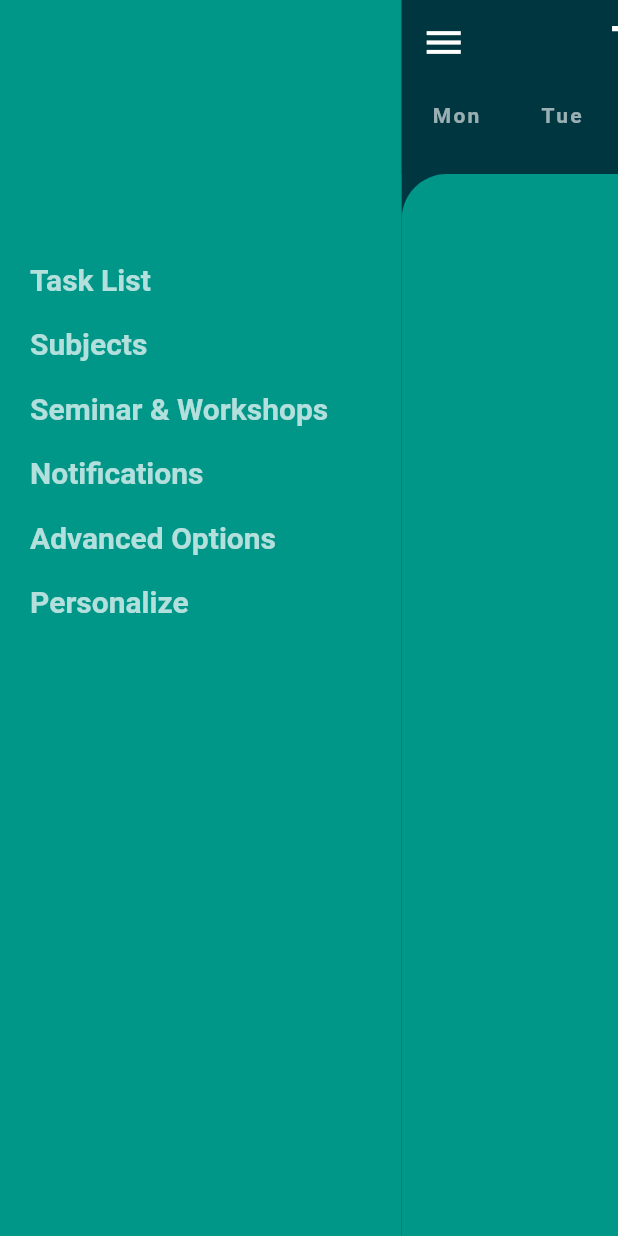
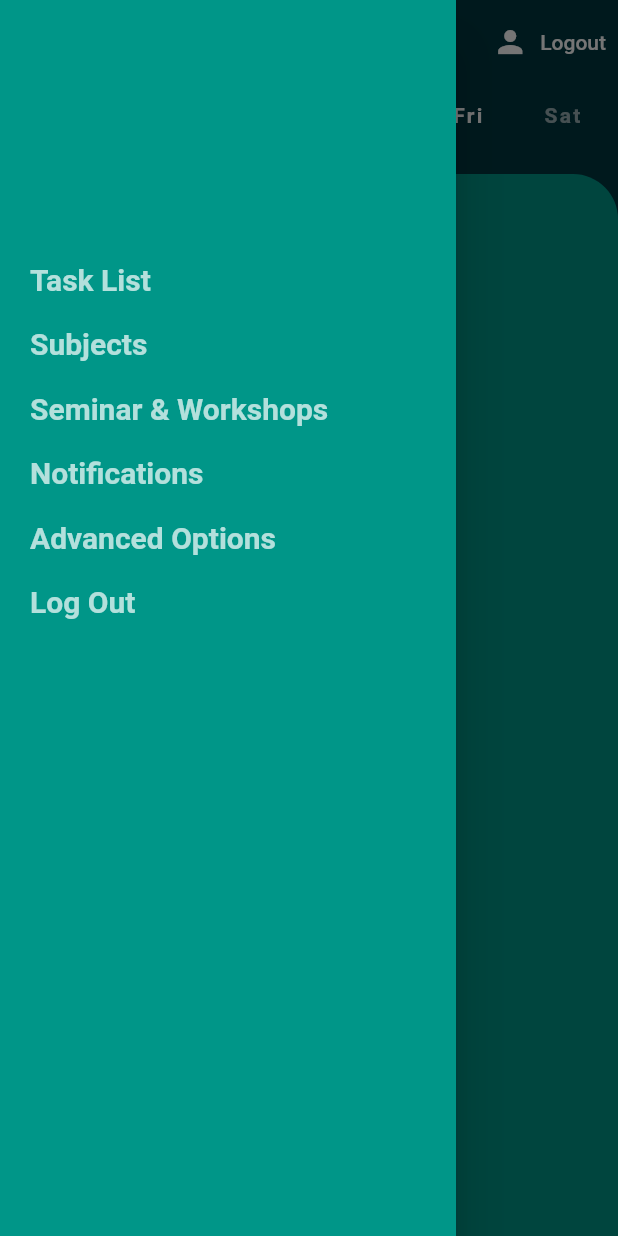
Before and after one commit to Melanga/TimeTable-Management-System, a Flutter app: the screen it shows once a user with an empty profile is signed in, after a tap on the "menu" icon, on a phone screen of 412 x 824 dp. Run offline on Flutter 3.47's test engine with Material 2 defaults, Android fonts, the phone set to English and light mode, and no system bars; our stand-ins replace cloud_firestore, firebase_auth, firebase_core, flutter_local_notifications, flutter_spinkit, shared_preferences and 1 more; accounts and stored records are empty.

Commit message:
Added functionality to set notification time and on off state

```diff
--- a/lib/screens/addSubject/subjectTask/subject_task_popup_builder.dart
+++ b/lib/screens/addSubject/subjectTask/subject_task_popup_builder.dart
@@ -182,7 +182,7 @@ class _EditSubjectTaskState extends State<EditSubjectTask> {
       selectedDate = DateTime.parse(date);
       selectedTime = TimeOfDay(
           hour: int.parse(time.substring(0,2)),
-          minute: int.parse(time.substring(6,7)));
+          minute: int.parse(time.substring(5,7)));
     });
   }
 
--- a/lib/screens/addSubject/subjectTimeSlot/subject_timeslot_popup_builder.dart
+++ b/lib/screens/addSubject/subjectTimeSlot/subject_timeslot_popup_builder.dart
@@ -25,10 +25,10 @@ class _EditSubjectTimeSlotPopupBuilderState extends State<EditSubjectTimeSlotPop
     super.initState();
     newStartTime = TimeOfDay(
         hour: int.parse(widget.doc.data()['start_Time'].toString().substring(0,2)),
-        minute: int.parse(widget.doc.data()['start_Time'].toString().substring(6,7)));
+        minute: int.parse(widget.doc.data()['start_Time'].toString().substring(5,7)));
     newEndTime = TimeOfDay(
         hour: int.parse(widget.doc.data()['end_Time'].toString().substring(0,2)),
-        minute: int.parse(widget.doc.data()['end_Time'].toString().substring(6,7)));
+        minute: int.parse(widget.doc.data()['end_Time'].toString().substring(5,7)));
     dropdownValue = widget.doc.data()['day'];
   }
 
--- a/lib/screens/home/dash_board.dart
+++ /dev/null
@@ -1,132 +0,0 @@
-import 'package:flutter/material.dart';
-import 'package:flutter_intelij/screens/widget/subject_card_builder.dart';
-import 'package:flutter_intelij/services/auth.dart';
-
-
-class DashBoard extends StatefulWidget {
-  @override
-  _DashBoardState createState() => _DashBoardState();
-}
-
-class _DashBoardState extends State<DashBoard> {
-  bool isCollapsed = true;
-  double screenHeight, screenWidth;
-  final Duration duration = const Duration(milliseconds: 300);
-  final AuthSevice _auth = AuthSevice();
-  int selectedDay = (DateTime.now().weekday)-1;
-  final List<String> weekDays = ['Mon', 'Tue', 'Wed', 'Thu', 'Fri', 'Sat', 'Sun'];
-  final List<String> weekDaysFirebase = ["Monday", "Tuesday", "Wednesday", "Thursday", "Friday", "Saturday", "Sunday"];
-
-
-  @override
-  Widget build(BuildContext context) {
-    //get the height and width of the device for responsive design
-    screenHeight = MediaQuery.of(context).size.height;
-    screenWidth = MediaQuery.of(context).size.width;
-
-    return AnimatedPositioned(
-      // set the position of the Scaffold by checking isCollapsed property
-      top: isCollapsed ? 0.0 : 0.0 * screenHeight,
-      bottom: isCollapsed ? 0.0 : 0.0 * screenHeight,
-      left: isCollapsed ? 0.0 : 0.65 * screenWidth,
-      right: isCollapsed ? 0.0 : -0.65 * screenWidth,
-      duration: duration,
-      child: Scaffold(
-        backgroundColor: Color(0xFF003640),
-        appBar: AppBar(
-          backgroundColor: Color(0xFF003640),
-          leading: IconButton(
-            icon: Icon(Icons.menu),
-            iconSize: 30.0,
-            color: Colors.white,
-            onPressed: () {
-              setState(() {
-                isCollapsed = !isCollapsed;
-              });
-            },
-          ),
-          actions: <Widget>[
-            TextButton.icon(
-              icon: Icon(Icons.person, color: Colors.white,),
-              label: Text("Logout", style: TextStyle(
-                color: Colors.white,
-              ),
-              ),
-              onPressed: () async{
-                _auth.signOut();
-              },
-            )
-          ],
-          title: Text('TimeTable',
-          style: TextStyle(
-            fontSize:  28.0,
-            fontWeight: FontWeight.bold,
-            color: Colors.white,
-          ),
-          ),
-          centerTitle: true,
-          elevation: 0.0,
-        ),
-        body: Column(
-          children: <Widget>[
-            // Week Days bar
-            Container(
-              height: 60.0,
-              color: Color(0xFF003640),
-              child: ListView.builder(
-                  scrollDirection: Axis.horizontal,
-                  itemCount: weekDays.length,
-                  itemBuilder: (BuildContext context, int index){
-                    return GestureDetector(
-                      onTap: () {
-                        setState(() {
-                          selectedDay = index;
-                        });
-                      },
-                      child: Padding(
-                        padding: EdgeInsets.symmetric(horizontal: 20.0, vertical: 13.0),
-                        child: Column(
-                          children: [
-                            Text(
-                              weekDays[index],
-                              style: TextStyle(
-                                color: index == selectedDay ? Colors.white : Colors.white60,
-                                fontWeight: FontWeight.bold,
-                                letterSpacing: 1.5,
-                              ),
-                            ),
-                          ],
-                        ),
-                      ),
-                    );
-                  }),
-            ),
-            Expanded(
-              child: GestureDetector(
-                onHorizontalDragUpdate: (DragUpdateDetails details){
-                  if (details.primaryDelta < 0.0){
-                  setState(() {
-                    isCollapsed = true;
-                  });}
-                },
-                child: Container(
-                  decoration: BoxDecoration(
-                    color: Colors.teal,
-                    borderRadius: BorderRadius.only(
-                      topLeft: Radius.circular(30.0),
-                      topRight: Radius.circular(30.0)
-                    )
-                  ),
-                  child: Container(
-                    margin: EdgeInsets.only(left: 10.0, top: 10.0, right: 10.0),
-                    child: SubjectCardBuilder(weekDaysFirebase[selectedDay]),
-                  )
-                ),
-              ),
-            ),
-          ],
-        ),
-      ),
-    );
-  }
-}
--- a/lib/screens/home/home_screen.dart
+++ b/lib/screens/home/home_screen.dart
@@ -1,6 +1,5 @@
 import 'package:flutter/material.dart';
-import 'package:flutter_intelij/screens/home/dash_board.dart';
-import 'package:flutter_intelij/screens/home/settings_plane.dart';
+import 'package:flutter_intelij/screens/home/student_home_screen.dart';
 import 'package:flutter_intelij/services/daily_notification.dart';
 import 'package:timezone/timezone.dart' as tz;
 import 'package:timezone/data/latest.dart' as tz;
@@ -22,14 +21,6 @@ class _HomeScreenState extends State<HomeScreen> {
   }
   @override
   Widget build(BuildContext context) {
-    return Scaffold(
-      backgroundColor: Theme.of(context).accentColor,
-      body: Stack(
-        children: <Widget>[
-          SettingsPanel(),
-          DashBoard(),
-        ],
-      )
-    );
+    return StudentHomeScreen();
   }
 }
--- a/lib/screens/home/settings_plane.dart
+++ /dev/null
@@ -1,63 +0,0 @@
-import 'package:flutter/material.dart';
-import 'package:flutter_intelij/screens/subjectSelection/subject_selection.dart';
-
-class SettingsPanel extends StatefulWidget {
-  @override
-  _SettingsPanelState createState() => _SettingsPanelState();
-}
-
-class _SettingsPanelState extends State<SettingsPanel> {
-  final List <String>settings = [
-    'Task List',
-    'Subjects',
-    'Seminar & Workshops',
-    'Notifications',
-    'Advanced Options',
-    'Personalize',
-  ];
-
-  double screenWidth, screenHeight;
-
-  int selectedSetting;
-
-  @override
-  Widget build(BuildContext context) {
-    screenWidth = MediaQuery.of(context).size.width;
-    screenHeight = MediaQuery.of(context).size.height;
-
-    return Material(
-      color: Colors.teal,
-      child: Container(
-        margin: EdgeInsets.only(left: 10.0, top: screenHeight * 0.2,),
-        child: ListView.builder(
-            itemCount: settings.length,
-            itemBuilder: (BuildContext context, int index) {
-              return GestureDetector(
-                onTap: (){
-                  if (index == 1){
-                    Navigator.push(
-                        context,
-                        MaterialPageRoute(builder: (context) => SubjectSelection())
-                    );
-                  }
-                  setState(() {
-                    selectedSetting = index;
-                  });
-                },
-                child: Padding(
-                  padding: const EdgeInsets.all(10.0),
-                  child: Text(
-                    settings[index],
-                    style: TextStyle(
-                      fontSize: 20.0,
-                      fontWeight: FontWeight.bold,
-                      color: selectedSetting == index ? Colors.white : Colors.white70,
-                    ),
-                  ),
-                ),
-              );
-            })
-      ),
-    );
-  }
-}
--- /dev/null
+++ b/lib/screens/home/student_home_screen.dart
@@ -0,0 +1,112 @@
+import 'package:flutter/material.dart';
+import 'package:flutter_intelij/screens/home/student_settings_plane.dart';
+import 'package:flutter_intelij/screens/widget/subject_card_builder.dart';
+import 'package:flutter_intelij/services/auth.dart';
+
+class StudentHomeScreen extends StatefulWidget {
+  const StudentHomeScreen({Key key}) : super(key: key);
+
+  @override
+  _StudentHomeScreenState createState() => _StudentHomeScreenState();
+}
+
+class _StudentHomeScreenState extends State<StudentHomeScreen> {
+
+  final AuthSevice _auth = AuthSevice();
+  int selectedDay = (DateTime.now().weekday)-1;
+  final List<String> weekDays = ['Mon', 'Tue', 'Wed', 'Thu', 'Fri', 'Sat', 'Sun'];
+  final List<String> weekDaysFirebase = ["Monday", "Tuesday", "Wednesday", "Thursday", "Friday", "Saturday", "Sunday"];
+  final scaffoldKey = GlobalKey<ScaffoldState>();
+
+  @override
+  Widget build(BuildContext context) {
+    return Scaffold(
+      key: scaffoldKey,
+      backgroundColor: Color(0xFF003640),
+      appBar: AppBar(
+        backgroundColor: Color(0xFF003640),
+        leading: IconButton(
+          icon: Icon(Icons.menu),
+          iconSize: 30.0,
+          color: Colors.white,
+          onPressed: () async {
+            scaffoldKey.currentState.openDrawer();
+          },
+        ),
+        actions: <Widget>[
+          TextButton.icon(
+            icon: Icon(Icons.person, color: Colors.white,),
+            label: Text("Logout", style: TextStyle(
+              color: Colors.white,
+            ),
+            ),
+            onPressed: () async{
+              _auth.signOut();
+            },
+          )
+        ],
+        title: Text('TimeTable',
+          style: TextStyle(
+            fontSize:  28.0,
+            fontWeight: FontWeight.bold,
+            color: Colors.white,
+          ),
+        ),
+        centerTitle: true,
+        elevation: 0.0,
+      ),
+      drawer: SettingsPanel(),
+      body: Column(
+        children: <Widget>[
+          // Week Days bar
+          Container(
+            height: 60.0,
+            color: Color(0xFF003640),
+            child: ListView.builder(
+                scrollDirection: Axis.horizontal,
+                itemCount: weekDays.length,
+                itemBuilder: (BuildContext context, int index){
+                  return GestureDetector(
+                    onTap: () {
+                      setState(() {
+                        selectedDay = index;
+                      });
+                    },
+                    child: Padding(
+                      padding: EdgeInsets.symmetric(horizontal: 20.0, vertical: 13.0),
+                      child: Column(
+                        children: [
+                          Text(
+                            weekDays[index],
+                            style: TextStyle(
+                              color: index == selectedDay ? Colors.white : Colors.white60,
+                              fontWeight: FontWeight.bold,
+                              letterSpacing: 1.5,
+                            ),
+                          ),
+                        ],
+                      ),
+                    ),
+                  );
+                }),
+          ),
+          Expanded(
+            child: Container(
+                  decoration: BoxDecoration(
+                      color: Colors.teal,
+                      borderRadius: BorderRadius.only(
+                          topLeft: Radius.circular(30.0),
+                          topRight: Radius.circular(30.0)
+                      )
+                  ),
+                  child: Container(
+                    margin: EdgeInsets.only(left: 10.0, top: 10.0, right: 10.0),
+                    child: SubjectCardBuilder(weekDaysFirebase[selectedDay]),
+                  )
+              ),
+          ),
+        ],
+      ),
+    );
+  }
+}
--- /dev/null
+++ b/lib/screens/home/student_settings_plane.dart
@@ -0,0 +1,77 @@
+import 'package:flutter/material.dart';
+import 'package:flutter_intelij/screens/settings_page/notification_settings.dart';
+import 'package:flutter_intelij/screens/subjectSelection/subject_selection.dart';
+import 'package:flutter_intelij/services/auth.dart';
+
+class SettingsPanel extends StatefulWidget {
+  @override
+  _SettingsPanelState createState() => _SettingsPanelState();
+}
+
+class _SettingsPanelState extends State<SettingsPanel> {
+  final List <String>settings = [
+    'Task List',
+    'Subjects',
+    'Seminar & Workshops',
+    'Notifications',
+    'Advanced Options',
+    'Log Out',
+  ];
+
+  double screenWidth, screenHeight;
+
+  int selectedSetting;
+  final AuthSevice _auth = AuthSevice();
+
+  @override
+  Widget build(BuildContext context) {
+    screenWidth = MediaQuery.of(context).size.width;
+    screenHeight = MediaQuery.of(context).size.height;
+
+    return Drawer(
+      elevation: 16,
+      child: Material(
+        color: Colors.teal,
+        child: Container(
+          margin: EdgeInsets.only(left: 10.0, top: screenHeight * 0.2,),
+          child: ListView.builder(
+              itemCount: settings.length,
+              itemBuilder: (BuildContext context, int index) {
+                return GestureDetector(
+                  onTap: () async{
+                    if (index == 1){
+                      Navigator.push(
+                          context,
+                          MaterialPageRoute(builder: (context) => SubjectSelection())
+                      );
+                    } else if (index == 3){
+                      Navigator.push(
+                          context,
+                          MaterialPageRoute(builder: (context) => NotificationSettings())
+                      );
+                    }
+                    else if (index == 5){
+                      _auth.signOut();
+                    }
+                    setState(() {
+                      selectedSetting = index;
+                    });
+                  },
+                  child: Padding(
+                    padding: const EdgeInsets.all(10.0),
+                    child: Text(
+                      settings[index],
+                      style: TextStyle(
+                        fontSize: 20.0,
+                        fontWeight: FontWeight.bold,
+                        color: selectedSetting == index ? Colors.white : Colors.white70,
+                      ),
+                    ),
+                  ),
+                );
+              })
+        ),
+      ),
+    );
+  }
+}
--- a/lib/screens/widget/subject_card_builder.dart
+++ b/lib/screens/widget/subject_card_builder.dart
@@ -7,6 +7,8 @@ import 'package:flutter_intelij/screens/addSubject/subjectTask/subject_task_buil
 import 'package:flutter_intelij/services/daily_notification.dart';
 import 'package:flutter_intelij/services/get_selected_subjects.dart';
 import 'package:flutter_intelij/shared/hero_dialog_route.dart';
+import 'package:flutter_local_notifications/flutter_local_notifications.dart';
+import 'package:shared_preferences/shared_preferences.dart';
 
 
 class SubjectCardBuilder extends StatefulWidget {
@@ -24,6 +26,8 @@ class _SubjectCardBuilderState extends State<SubjectCardBuilder> {
   Map <String, String>subjectMap = {};
   Map <String, String>reverseSubjectMap = {};
   String userCategory = '';
+  TimeOfDay initTime = new TimeOfDay(hour: 7, minute: 0);
+  bool isNotificationOn = true;
 
   @override
   void initState() {
@@ -32,16 +36,33 @@ class _SubjectCardBuilderState extends State<SubjectCardBuilder> {
     _getSubjectMap();
     _getSubjectList();
     _categorizeUser();
+    _setIsNotificationOn();
+  }
+
+  @override
+  void didUpdateWidget(covariant SubjectCardBuilder oldWidget) {
+    // TODO: implement didUpdateWidget
+    super.didUpdateWidget(oldWidget);
+    _getSubjectMap();
+    _getSubjectList();
+    _setIsNotificationOn();
   }
 
   @override
   Widget build(BuildContext context) {
 
     //List <String>subjectList = ["IIT 222-3", "CST 223-3"];
-    _setSubjectList();
+    /*if(subjectMap.isNotEmpty){
+      _setSubjectList();
+
+    }*/
     if(reverseSubjectMap.isNotEmpty && subjectList.isNotEmpty){
       DailyNotification dailyNotification = new DailyNotification();
-      dailyNotification.setDailyNotifications(subjectList, reverseSubjectMap);
+      if(this.isNotificationOn){
+        dailyNotification.setDailyNotifications(subjectList, reverseSubjectMap);
+      }else {
+        dailyNotification.cancelDailyNotifications();
+      }
       dailyNotification.setTaskNotifications(subjectList, reverseSubjectMap);
     }
     Stream stream = FirebaseFirestore.instance.collection("SubjectTimeSlot").where('day', isEqualTo: widget.selectedDay).where('course_Code', whereIn: this.subjectList).snapshots();
@@ -64,7 +85,7 @@ class _SubjectCardBuilderState extends State<SubjectCardBuilder> {
                         contentPadding: EdgeInsets.fromLTRB(20, 0, 20, 0),
                         title: Row(
                           children: [
-                            Text(reverseSubjectMap[doc.data()['course_Code']]),
+                            Text(reverseSubjectMap[doc.data()['course_Code']]??"loading"),
                             Text("  (${doc.data()['course_Code']})")
                           ],
                         ),
@@ -121,6 +142,7 @@ class _SubjectCardBuilderState extends State<SubjectCardBuilder> {
     );
   }
 
+
   _categorizeUser(){
     final userEmail = FirebaseAuth.instance.currentUser.email;
     if(userEmail.endsWith("@uwu.ac.lk")){
@@ -136,7 +158,7 @@ class _SubjectCardBuilderState extends State<SubjectCardBuilder> {
     List <String>returnSubject = [];
     await _getSubjectMap();
     selectedSubjects.forEach((element) {
-      returnSubject.add(this.subjectMap[element]);
+      returnSubject.add(this.subjectMap[element]??"empty");
     });
     setState(() {
       this.subjectList = returnSubject;
@@ -148,7 +170,7 @@ class _SubjectCardBuilderState extends State<SubjectCardBuilder> {
     List<String>selectedSubjects = await getSelectedSubjects.getSelectedSubjectList();
     List <String>returnSubject = [];
     selectedSubjects.forEach((element) {
-      returnSubject.add(this.subjectMap[element]);
+        returnSubject.add(this.subjectMap[element]??"empty");
     });
     this.subjectList = returnSubject;
   }
@@ -164,6 +186,19 @@ class _SubjectCardBuilderState extends State<SubjectCardBuilder> {
     setState(() {
       this.reverseSubjectMap = reverseSubjectMap;
       this.subjectMap = subjectMap;
+    });
+  }
+
+  _setIsNotificationOn() async{
+    final prefs = await SharedPreferences.getInstance();
+    bool value = true;
+    try {
+      value = prefs.getBool("isNotificationOn");
+    } catch (e){
+      value = true;
+    }
+    setState(() {
+      this.isNotificationOn = value;
     });
   }
 }
```
Also changed, not shown: lib/screens/settings_page/notification_settings.dart (added, +116 -0 lines), lib/services/daily_notification.dart (+26 -8 lines).
